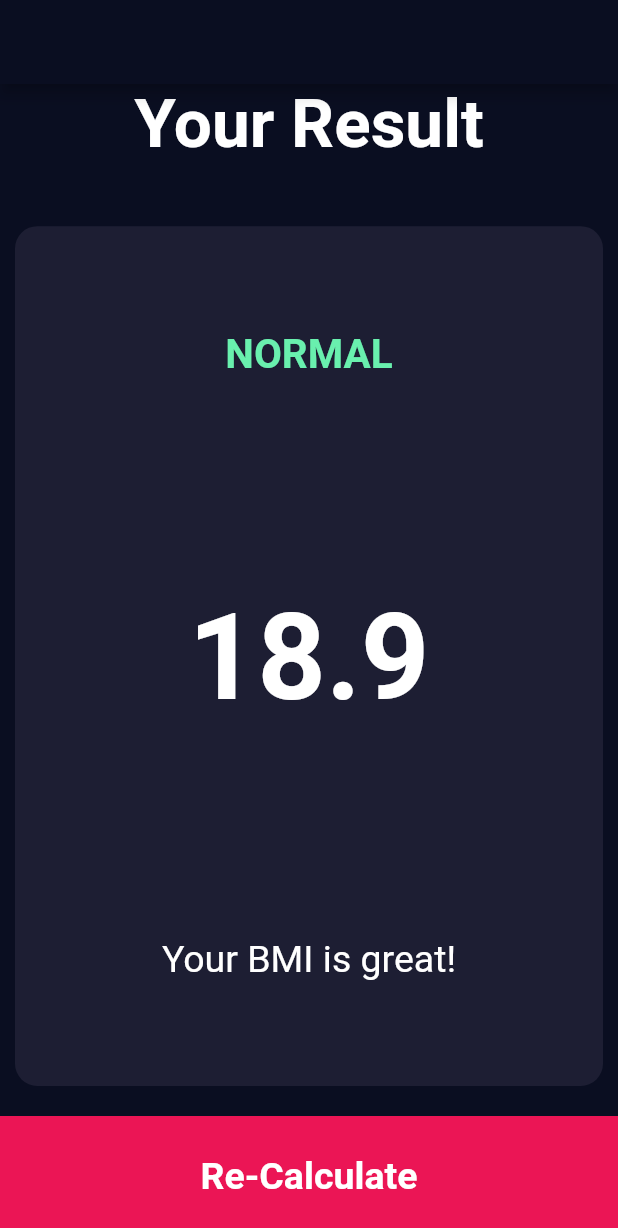
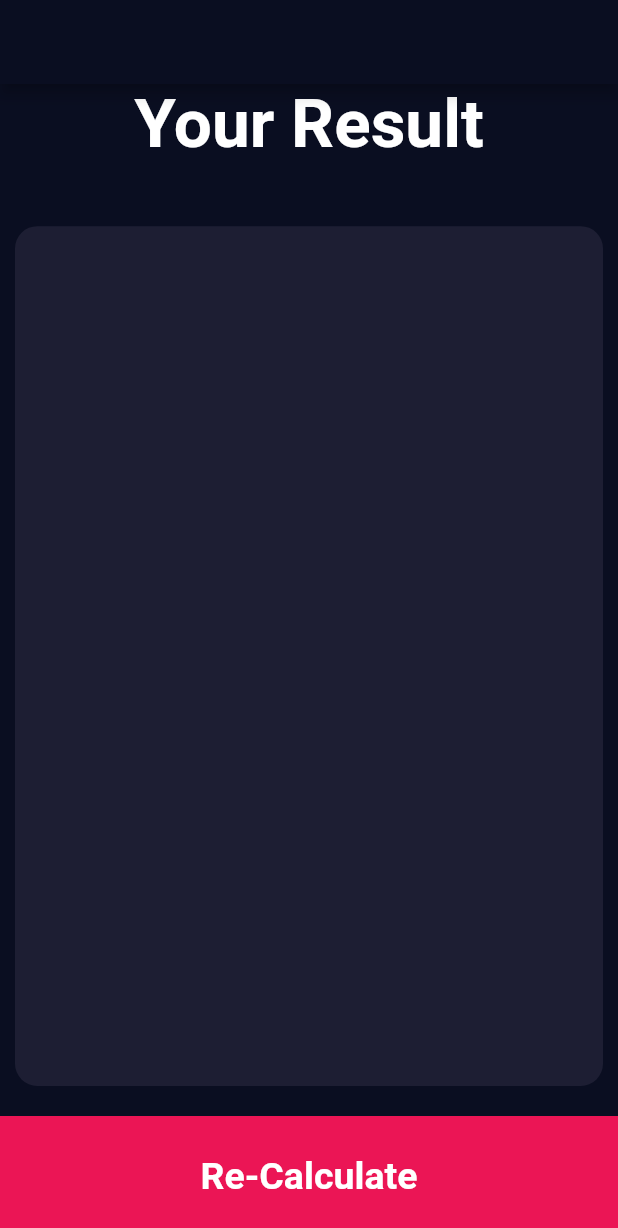
Before and after one commit to Jhay4Julian/bmi_calculator_flutter, a Flutter app: the ResultPage screen opened directly with empty values, on a phone screen of 412 x 824 dp. Shown: the top 1228 px of the screen. Run offline on Flutter 3.47's test engine with Material 2 defaults, Android fonts, the phone set to English and light mode, and no system bars; our stand-ins replace font_awesome_flutter.

Commit message:
replaced the hard coded texts with the initialized properties.

```diff
--- a/lib/result_page.dart
+++ b/lib/result_page.dart
@@ -34,22 +34,22 @@ class ResultPage extends StatelessWidget {
               cardChild: Column(
                 crossAxisAlignment: CrossAxisAlignment.stretch,
                 mainAxisAlignment: MainAxisAlignment.spaceAround,
-                children: const [
+                children: [
                   Center(
                     child: Text(
-                      'NORMAL',
+                      resultText.toUpperCase(),
                       style: kNormalText,
                     ),
                   ),
                   Center(
                     child: Text(
-                      '18.9',
+                      bmiResult,
                       style: kBMIValue,
                     ),
                   ),
                   Center(
                     child: Text(
-                      'Your BMI is great!',
+                      interpretation,
                       style: kInterpretationText,
                       textAlign: TextAlign.center,
                     ),
```
